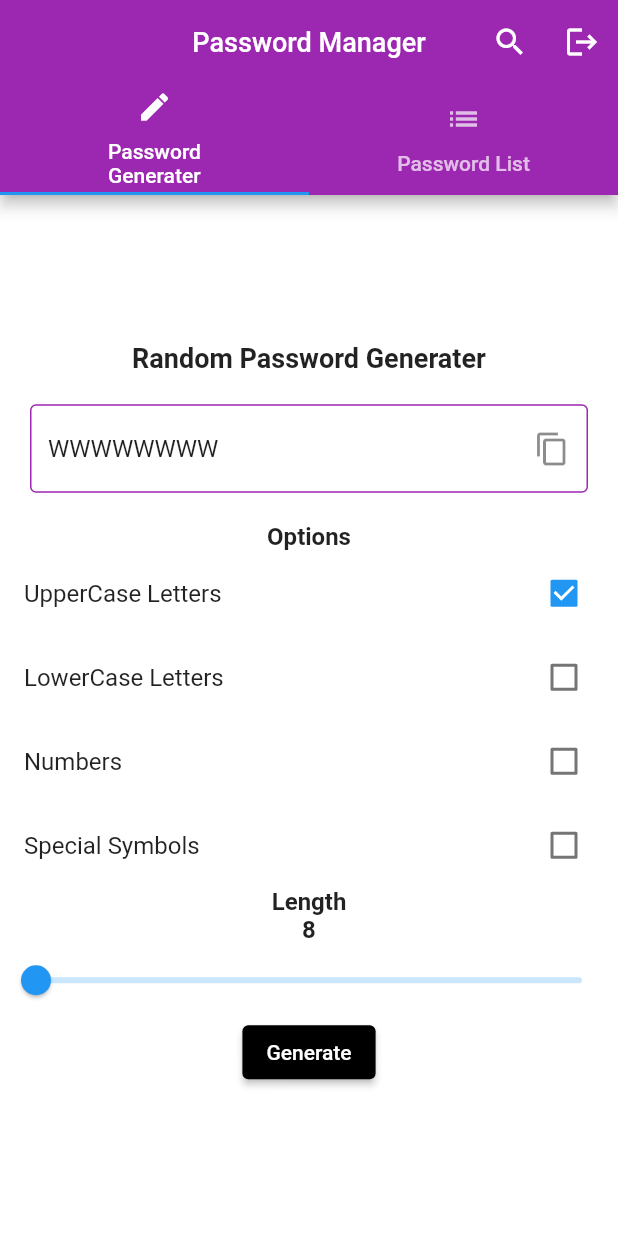
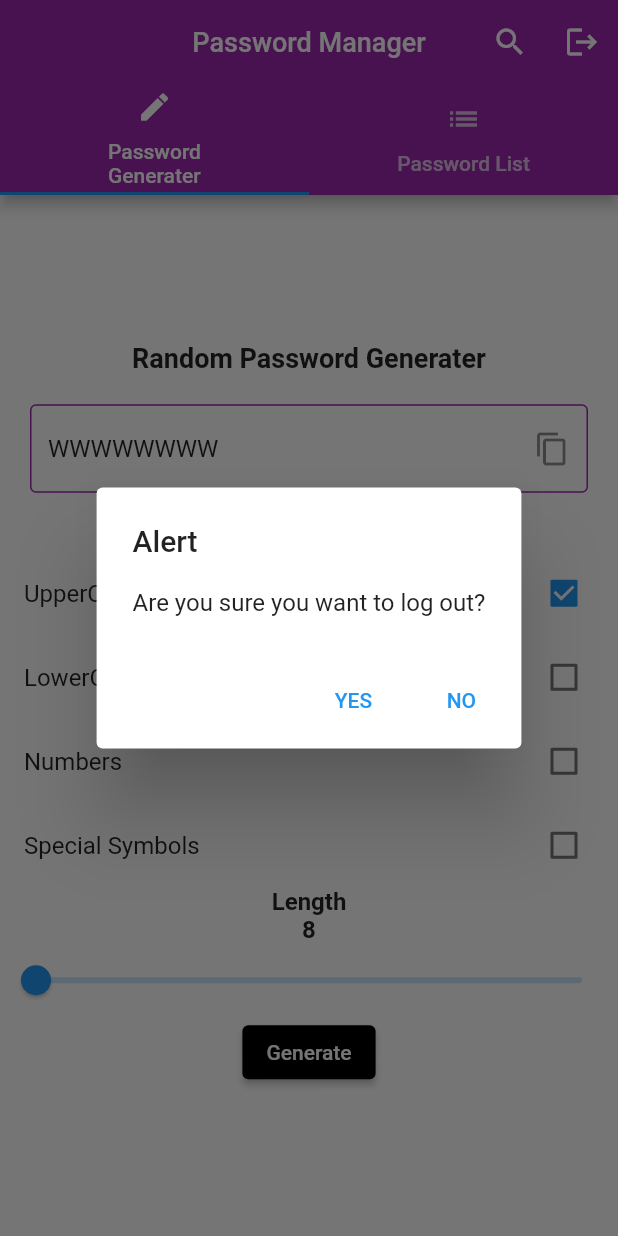
Before and after one commit to Syed-Ali-Abbas-568/Password-Manager, a Flutter app: the AppView screen opened directly, after a tap on the "logout" icon, on a phone screen of 412 x 824 dp. Run offline on Flutter 3.47's test engine with Material 2 defaults, Android fonts, the phone set to English and light mode, and no system bars; our stand-ins replace firebase_auth, firebase_core; accounts and stored records are empty; Roboto replaces fonts that are missing (RobotoMono).

Commit message:
Implemented logut Functionality TaskID=LWn3zT92

```diff
--- a/lib/screens/app_view.dart
+++ b/lib/screens/app_view.dart
@@ -1,4 +1,7 @@
+import 'package:firebase_auth/firebase_auth.dart';
+import 'package:firebase_core/firebase_core.dart';
 import 'package:flutter/material.dart';
+import 'package:password_manager/screens/welcome.dart';
 import 'package:password_manager/widgets/pass_gen.dart';
 
 class AppView extends StatefulWidget {
@@ -48,8 +51,29 @@ class _AppViewState extends State<AppView> {
                 color: Colors.white,
               ),
               onPressed: () {
-                // do something
-                //display an alert box with yes no optoin
+                showDialog(
+                    context: context,
+                    builder: (ctx) => AlertDialog(
+                            title: const Text("Alert"),
+                            content:
+                                const Text("Are you sure you want to log out?"),
+                            actions: <Widget>[
+                              TextButton(
+                                  onPressed: () async {
+                                    await FirebaseAuth.instance.signOut();
+                                    Navigator.pushReplacement(
+                                        context,
+                                        MaterialPageRoute(
+                                            builder: (context) =>
+                                                const WelcomeScreen()));
+                                  },
+                                  child: const Text("YES")),
+                              TextButton(
+                                  onPressed: () {
+                                    Navigator.of(context).pop(true);
+                                  },
+                                  child: const Text("NO")),
+                            ]));
               },
             )
           ],
```
